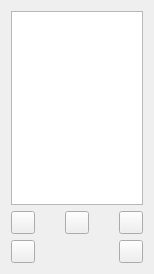
Above: src/imagelistwidget.ui from tibob/yasw before the change. Below: the same form after it.
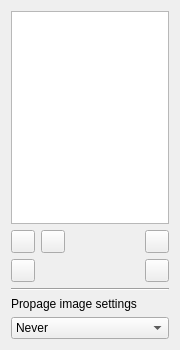
That is the form after the change. Icons and pictures are not drawn.

Commit message: - propagate settings to other images  - yasw has reached a first step: it can be used to edit quite confortably books. Yeah ;-) Next steps in changelog.txt

The edit to the form file:
```diff
--- a/src/imagelistwidget.ui
+++ b/src/imagelistwidget.ui
@@ -6,8 +6,8 @@
    <rect>
     <x>0</x>
     <y>0</y>
-    <width>154</width>
-    <height>274</height>
+    <width>180</width>
+    <height>350</height>
    </rect>
   </property>
   <property name="windowTitle">
@@ -38,19 +38,6 @@
       </widget>
      </item>
      <item row="0" column="1">
-      <spacer name="horizontalSpacer">
-       <property name="orientation">
-        <enum>Qt::Horizontal</enum>
-       </property>
-       <property name="sizeHint" stdset="0">
-        <size>
-         <width>40</width>
-         <height>20</height>
-        </size>
-       </property>
-      </spacer>
-     </item>
-     <item row="0" column="2">
       <widget class="QToolButton" name="remove">
        <property name="text">
         <string/>
@@ -61,7 +48,7 @@
        </property>
       </widget>
      </item>
-     <item row="0" column="3">
+     <item row="0" column="2">
       <spacer name="horizontalSpacer_2">
        <property name="orientation">
         <enum>Qt::Horizontal</enum>
@@ -74,7 +61,7 @@
        </property>
       </spacer>
      </item>
-     <item row="0" column="4">
+     <item row="0" column="3">
       <widget class="QToolButton" name="up">
        <property name="text">
         <string/>
@@ -96,7 +83,7 @@
        </property>
       </widget>
      </item>
-     <item row="1" column="1" colspan="3">
+     <item row="1" column="1" colspan="2">
       <spacer name="horizontalSpacer_3">
        <property name="orientation">
         <enum>Qt::Horizontal</enum>
@@ -109,7 +96,7 @@
        </property>
       </spacer>
      </item>
-     <item row="1" column="4">
+     <item row="1" column="3">
       <widget class="QToolButton" name="down">
        <property name="text">
         <string/>
@@ -122,6 +109,39 @@
      </item>
     </layout>
    </item>
+   <item>
+    <widget class="Line" name="line">
+     <property name="orientation">
+      <enum>Qt::Horizontal</enum>
+     </property>
+    </widget>
+   </item>
+   <item>
+    <widget class="QLabel" name="settingPolicyLabel">
+     <property name="text">
+      <string>Propage image settings</string>
+     </property>
+    </widget>
+   </item>
+   <item>
+    <widget class="QComboBox" name="settingPolicy">
+     <item>
+      <property name="text">
+       <string>Never</string>
+      </property>
+     </item>
+     <item>
+      <property name="text">
+       <string>To all following images</string>
+      </property>
+     </item>
+     <item>
+      <property name="text">
+       <string>To all images</string>
+      </property>
+     </item>
+    </widget>
+   </item>
   </layout>
  </widget>
  <resources>
```
The commit also changes 2 other files.
